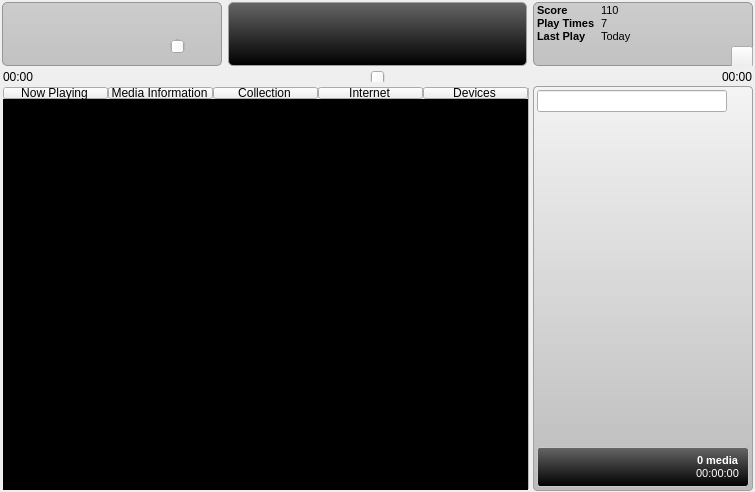
This is src/ui/mainwindow.ui in sandsmark/playbak as Qt 5 draws it before an edit. The edited form follows.
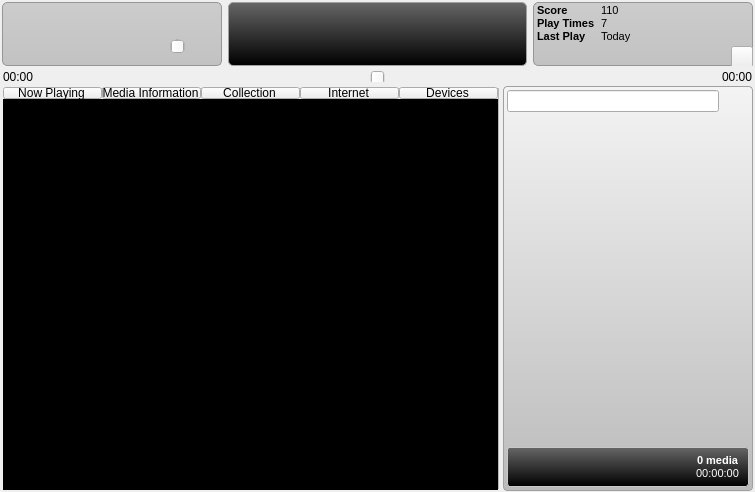
This is the edited form. Custom widgets are drawn as their Qt base class.

Patch:
```diff
--- a/src/ui/mainwindow.ui
+++ b/src/ui/mainwindow.ui
@@ -651,19 +651,7 @@
            <property name="currentIndex">
             <number>0</number>
            </property>
-           <widget class="QWidget" name="nowPlayingPage">
-            <widget class="QWidget" name="horizontalLayoutWidget">
-             <property name="geometry">
-              <rect>
-               <x>30</x>
-               <y>30</y>
-               <width>321</width>
-               <height>291</height>
-              </rect>
-             </property>
-             <layout class="QHBoxLayout" name="st"/>
-            </widget>
-           </widget>
+           <widget class="QWidget" name="nowPlayingPage"/>
            <widget class="QWidget" name="informationPage"/>
            <widget class="QWidget" name="collectionPage"/>
            <widget class="QWidget" name="internetPage"/>
@@ -675,18 +663,18 @@
       </item>
       <item>
        <widget class="QWidget" name="widget_5" native="true">
+        <property name="sizePolicy">
+         <sizepolicy hsizetype="Maximum" vsizetype="Preferred">
+          <horstretch>0</horstretch>
+          <verstretch>0</verstretch>
+         </sizepolicy>
+        </property>
         <property name="minimumSize">
          <size>
-          <width>220</width>
+          <width>250</width>
           <height>0</height>
          </size>
         </property>
-        <property name="maximumSize">
-         <size>
-          <width>220</width>
-          <height>16777215</height>
-         </size>
-        </property>
         <layout class="QVBoxLayout" name="verticalLayout">
          <property name="spacing">
           <number>0</number>
@@ -698,7 +686,7 @@
           <widget class="QWidget" name="playlistWidget" native="true">
            <property name="minimumSize">
             <size>
-             <width>220</width>
+             <width>250</width>
              <height>0</height>
             </size>
            </property>
@@ -781,7 +769,7 @@
                <property name="verticalSpacing">
                 <number>0</number>
                </property>
-               <item row="0" column="1" rowspan="3">
+               <item row="0" column="2" rowspan="3">
                 <widget class="QPushButton" name="clearPlaylist">
                  <property name="sizePolicy">
                   <sizepolicy hsizetype="Minimum" vsizetype="Fixed">
@@ -809,30 +797,8 @@
                  </property>
                 </widget>
                </item>
-               <item row="0" column="2" rowspan="3">
-                <widget class="QPushButton" name="undoPlaylistAction">
-                 <property name="minimumSize">
-                  <size>
-                   <width>22</width>
-                   <height>22</height>
-                  </size>
-                 </property>
-                 <property name="maximumSize">
-                  <size>
-                   <width>22</width>
-                   <height>22</height>
-                  </size>
-                 </property>
-                 <property name="text">
-                  <string/>
-                 </property>
-                 <property name="flat">
-                  <bool>true</bool>
-                 </property>
-                </widget>
-               </item>
                <item row="0" column="3" rowspan="3">
-                <widget class="QPushButton" name="redoPlaylistAction">
+                <widget class="QPushButton" name="undoPlaylistAction">
                  <property name="minimumSize">
                   <size>
                    <width>22</width>
@@ -854,6 +820,28 @@
                 </widget>
                </item>
                <item row="0" column="4" rowspan="3">
+                <widget class="QPushButton" name="redoPlaylistAction">
+                 <property name="minimumSize">
+                  <size>
+                   <width>22</width>
+                   <height>22</height>
+                  </size>
+                 </property>
+                 <property name="maximumSize">
+                  <size>
+                   <width>22</width>
+                   <height>22</height>
+                  </size>
+                 </property>
+                 <property name="text">
+                  <string/>
+                 </property>
+                 <property name="flat">
+                  <bool>true</bool>
+                 </property>
+                </widget>
+               </item>
+               <item row="0" column="5" rowspan="3">
                 <widget class="QPushButton" name="savePlaylist">
                  <property name="minimumSize">
                   <size>
@@ -925,7 +913,7 @@
                  </layout>
                 </widget>
                </item>
-               <item row="1" column="5">
+               <item row="1" column="6">
                 <spacer name="horizontalSpacer_3">
                  <property name="orientation">
                   <enum>Qt::Horizontal</enum>
@@ -938,23 +926,67 @@
                  </property>
                 </spacer>
                </item>
+               <item row="1" column="0">
+                <widget class="QPushButton" name="addMediaItem">
+                 <property name="minimumSize">
+                  <size>
+                   <width>22</width>
+                   <height>22</height>
+                  </size>
+                 </property>
+                 <property name="maximumSize">
+                  <size>
+                   <width>22</width>
+                   <height>22</height>
+                  </size>
+                 </property>
+                 <property name="text">
+                  <string/>
+                 </property>
+                 <property name="flat">
+                  <bool>true</bool>
+                 </property>
+                </widget>
+               </item>
+               <item row="1" column="1">
+                <widget class="QPushButton" name="removeMediaItem">
+                 <property name="minimumSize">
+                  <size>
+                   <width>22</width>
+                   <height>22</height>
+                  </size>
+                 </property>
+                 <property name="maximumSize">
+                  <size>
+                   <width>22</width>
+                   <height>22</height>
+                  </size>
+                 </property>
+                 <property name="text">
+                  <string/>
+                 </property>
+                 <property name="flat">
+                  <bool>true</bool>
+                 </property>
+                </widget>
+               </item>
               </layout>
              </widget>
             </item>
             <item row="0" column="1">
              <widget class="QWidget" name="widget" native="true">
+              <property name="sizePolicy">
+               <sizepolicy hsizetype="Expanding" vsizetype="Preferred">
+                <horstretch>0</horstretch>
+                <verstretch>0</verstretch>
+               </sizepolicy>
+              </property>
               <property name="minimumSize">
                <size>
                 <width>220</width>
                 <height>0</height>
                </size>
               </property>
-              <property name="maximumSize">
-               <size>
-                <width>220</width>
-                <height>16777215</height>
-               </size>
-              </property>
               <layout class="QHBoxLayout" name="horizontalLayout_4">
                <property name="spacing">
                 <number>0</number>
```
Left out of the diff: 5 changed lines with no effect on the pictures.
